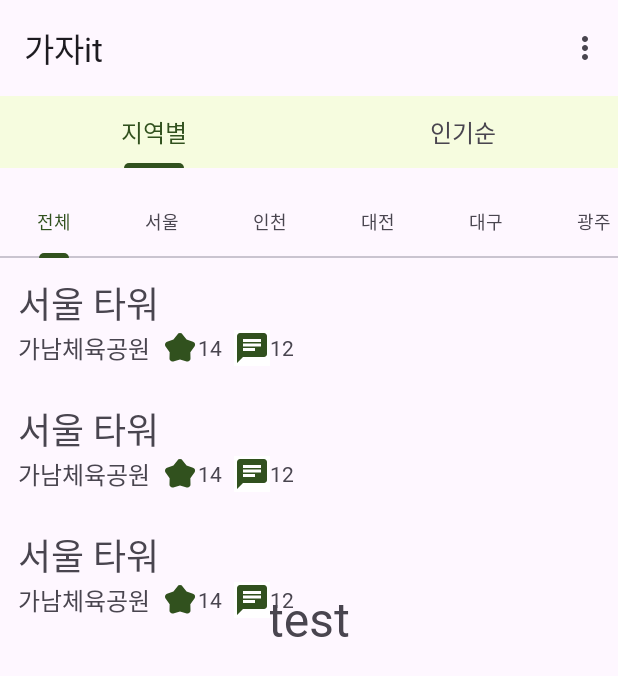
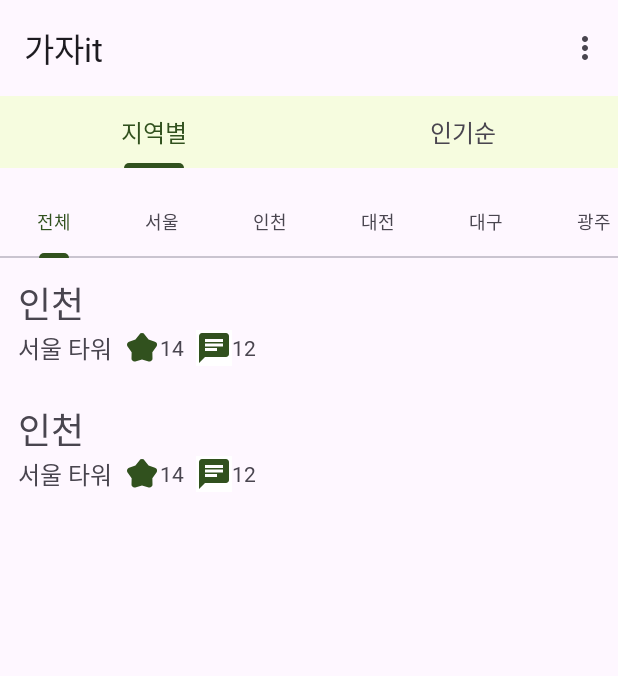
Before and after one commit to LeaveIt-2024Project/LeaveIt_AOS, an Android app: the screen it shows after launch (SelectRegionView), after a tap on "서울 타워", on a phone screen of 412 x 824 dp. Shown: the top 676 px of the screen. Run offline under Robolectric (Android 15) with nearby library versions, the phone set to English and light mode, and no system bars; our stand-ins replace Dagger/Hilt's generated code, data binding; pictures from the network do not load.

Commit message:
[DELETE] 이전 커밋에서 구현한 기능들 삭제

```diff
--- a/app/src/main/java/com/example/leaveit/data/model/PlaceDataModel.kt
+++ b/app/src/main/java/com/example/leaveit/data/model/PlaceDataModel.kt
@@ -7,7 +7,7 @@ import kotlinx.coroutines.Deferred
 
 data class PlaceDataModel(
     val addr1 : String,
-    val areacode : String,
+    val areacode : Int,
     val cat1 : String,
     val cat2 : String,
     val cat3 : String,
--- a/app/src/main/java/com/example/leaveit/data/placeview/PlaceViewDataSourceInterface.kt
+++ b/app/src/main/java/com/example/leaveit/data/placeview/PlaceViewDataSourceInterface.kt
@@ -1,9 +1,7 @@
 package com.example.leaveit.data.placeview
-
-import com.example.leaveit.data.model.PlaceViewDataModelList
 
 
 interface PlaceViewDataSourceInterface {
+    // 관광지 데이터소스 인터페이스 정의
 
-    suspend fun getPlaceView(contentTypedId : String, areaCode : String): PlaceViewDataModelList
 }
--- a/app/src/main/java/com/example/leaveit/data/placeview/PlaceViewRepositoryImpl.kt
+++ b/app/src/main/java/com/example/leaveit/data/placeview/PlaceViewRepositoryImpl.kt
@@ -1,40 +1,10 @@
 package com.example.leaveit.data.placeview
 
-import com.example.leaveit.data.model.PlaceViewDataModelList
-import com.example.leaveit.domain.model.PlaceDomainListModel
 import com.example.leaveit.domain.usecase.GetPlaceRepositoryInterface
-import kotlinx.coroutines.Deferred
-import kotlinx.coroutines.Dispatchers
-import kotlinx.coroutines.async
-import kotlinx.coroutines.runBlocking
 import javax.inject.Inject
 
 
 class PlaceViewRepositoryImpl @Inject constructor() : GetPlaceRepositoryInterface {
-    @Inject
-    lateinit var bindPlaceViewDataSourceImpl: PlaceViewDataSourceInterface
-
-
-    override suspend fun getPlaceRepository(
-        contentTypedId: String,
-        areaCode: String
-    ): PlaceDomainListModel = runBlocking {
-
-        //PlaceViewDataSoureImpl에서 데이터 받아오기
-        val temp: Deferred<PlaceViewDataModelList> = async(Dispatchers.IO) {
-            val response = bindPlaceViewDataSourceImpl.getPlaceView(
-                contentTypedId = contentTypedId,
-                areaCode = areaCode
-            )
-
-            return@async response
-        }
-
-        // 요청한 데이터 받아올때까지 await()함수로 기다리는 비동기 처리
-        val result = temp.await().toDomain(temp)
-
-        // 요청한 값 반환
-        return@runBlocking result
-    }
+ // 관광지 레포지 인터페이스 구현 뷰
 
 }
--- a/app/src/main/java/com/example/leaveit/domain/model/PlaceDomainModel.kt
+++ b/app/src/main/java/com/example/leaveit/domain/model/PlaceDomainModel.kt
@@ -7,7 +7,7 @@ import kotlinx.coroutines.Deferred
 
 data class PlaceDomainModel(
     val addr : String,
-    val areacode : String,
+    val areacode : Int,
     val cat1 : String,
     val cat2 : String,
     val cat3 : String,
@@ -29,8 +29,10 @@ data class PlaceDomainListModel(
         val result = temp.await().placeDomainEntity.map {entity ->
             SelectRegionModel(
                 contentId = entity.contentId,
+                contentTypeId = entity.contenttypeid,
                 title = entity.title,
-                image= entity.image
+                image= entity.image,
+                areaCode = entity.areacode
             )
         }
 
--- a/app/src/main/java/com/example/leaveit/domain/usecase/GetPlaceRepositoryInterface.kt
+++ b/app/src/main/java/com/example/leaveit/domain/usecase/GetPlaceRepositoryInterface.kt
@@ -1,7 +1,5 @@
 package com.example.leaveit.domain.usecase
 
-import com.example.leaveit.domain.model.PlaceDomainListModel
-
 interface GetPlaceRepositoryInterface {
-    suspend fun getPlaceRepository(contentTypedId : String, areaCode : String) : PlaceDomainListModel
+    //관광지 레포지 인터페이스
 }
--- a/app/src/main/java/com/example/leaveit/domain/usecase/GetPlaceUseCase.kt
+++ b/app/src/main/java/com/example/leaveit/domain/usecase/GetPlaceUseCase.kt
@@ -1,38 +1,22 @@
 package com.example.leaveit.domain.usecase
 
-import com.example.leaveit.domain.model.PlaceDomainListModel
 import com.example.leaveit.presentation.placeview.selectregionview.data.SelectRegionModelList
-import kotlinx.coroutines.Deferred
-import kotlinx.coroutines.Dispatchers
-import kotlinx.coroutines.async
-import kotlinx.coroutines.runBlocking
 import javax.inject.Inject
 
 class GetPlaceUseCase @Inject constructor() : GetPlaceUseCaseInterface {
 
-    @Inject
-    lateinit var bindPlaceRepository: GetPlaceRepositoryInterface
+    // 관굉지 정보 호출 유스케이스 정의
 
-    override suspend fun getPlaceUseCase(
+    override suspend fun getSortByRegionUseCase(
         contentTypedId: String,
         areaCode: String
-    ): SelectRegionModelList = runBlocking {
-
-        // PlaceViewRepositoryImpl에서 데이터 받아오기
-        val temp: Deferred<PlaceDomainListModel> = async(Dispatchers.IO) {
-            val response = bindPlaceRepository.getPlaceRepository(
-                contentTypedId = contentTypedId,
-                areaCode = areaCode
-            )
-
-            return@async response
-        }
-
-        val result = temp.await().toPlaceModel(temp)
-
-        return@runBlocking result
+    ): SelectRegionModelList {
+        TODO("Not yet implemented")
     }
 
+    override suspend fun getAllPlaceUseCase(contentTypedId: String): SelectRegionModelList {
+        TODO("Not yet implemented")
+    }
 
     companion object {
         val TAG = "GetPlaceUseCase"
--- a/app/src/main/java/com/example/leaveit/domain/usecase/GetPlaceUseCaseInterface.kt
+++ b/app/src/main/java/com/example/leaveit/domain/usecase/GetPlaceUseCaseInterface.kt
@@ -3,6 +3,8 @@ package com.example.leaveit.domain.usecase
 import com.example.leaveit.presentation.placeview.selectregionview.data.SelectRegionModelList
 
 interface GetPlaceUseCaseInterface {
-    suspend fun getPlaceUseCase(contentTypedId : String, areaCode : String) : SelectRegionModelList
+    suspend fun getSortByRegionUseCase(contentTypedId : String, areaCode : String) : SelectRegionModelList
+
+    suspend fun getAllPlaceUseCase(contentTypedId : String) : SelectRegionModelList
 
 }
--- a/app/src/main/java/com/example/leaveit/presentation/placeview/selectregionview/SelectRegionRecyclerAdapter.kt
+++ b/app/src/main/java/com/example/leaveit/presentation/placeview/selectregionview/SelectRegionRecyclerAdapter.kt
@@ -36,8 +36,9 @@ class SelectRegionRecyclerAdapter : ListAdapter<SelectRegionModel, SelectRegionR
     inner class SelectRegionRecyclerViewRecyclerViewHolder(private val binding: ItemSortRecyclerviewBinding) :
         RecyclerView.ViewHolder(binding.root) {
         fun bind(model: SelectRegionModel) {
+            binding.placeRegionText.text = sortRegionText(model.areaCode)
 
-            binding.contentNameTextView.text = model.title
+            binding.placeTitleText.text = model.title
 
             Glide.with(binding.root)
                 .load(model.image)
@@ -67,8 +68,35 @@ class SelectRegionRecyclerAdapter : ListAdapter<SelectRegionModel, SelectRegionR
             ): Boolean {
                 return oldItem == newItem
             }
+        }
+    }
 
 
+    //가져온 리스트의 areaCode를 텍스트로 변환
+    fun sortRegionText(number: Int) : String{
+        var result : String = ""
+        when(number){
+            1 -> result = "서울"
+            2 -> result = "인천"
+            3 -> result = "대전"
+            4 -> result = "대구"
+            5 -> result = "광주"
+            6 -> result = "부산"
+            7 -> result = "울산"
+            8 -> result = "세종"
+            31 -> result = "경기도"
+            32 -> result = "강원도"
+            33 -> result = "충북"
+            34 -> result = "충남"
+            35 -> result = "경북"
+            36 -> result = "경남"
+            37 -> result = "전북"
+            38 -> result = "전남"
+            39 -> result = "제주"
+            else -> result = "정보없음"
         }
+
+
+        return result
     }
 }
--- a/app/src/main/java/com/example/leaveit/presentation/placeview/selectregionview/SelectRegionView.kt
+++ b/app/src/main/java/com/example/leaveit/presentation/placeview/selectregionview/SelectRegionView.kt
@@ -5,7 +5,6 @@ import android.util.Log
 import androidx.activity.viewModels
 import androidx.appcompat.app.AppCompatActivity
 import androidx.fragment.app.Fragment
-import androidx.lifecycle.Observer
 import com.example.leaveit.BuildConfig
 import com.example.leaveit.R
 import com.example.leaveit.databinding.ActivitySelectregionviewBinding
@@ -32,13 +31,10 @@ class SelectRegionView : AppCompatActivity() {
         }
 
         // contentId 가져오기
-        val test = intent.getIntExtra("data",0)
+        //val test = intent.getIntExtra("data",0)
 
-        viewModel.getPlaceInfo("12","31")
+
         Log.d(TAG,"TEST : ${BuildConfig.TOUR_API_KEY}")
-        viewModel.places.observe(this, Observer {
-            binding.testText.text = it[0].title
-        })
 
         binding.topTabLayout.addOnTabSelectedListener(object : TabLayout.OnTabSelectedListener {
 
--- a/app/src/main/java/com/example/leaveit/presentation/placeview/selectregionview/SelectRegionViewModel.kt
+++ b/app/src/main/java/com/example/leaveit/presentation/placeview/selectregionview/SelectRegionViewModel.kt
@@ -1,16 +1,9 @@
 package com.example.leaveit.presentation.placeview.selectregionview
 
-import android.util.Log
-import androidx.lifecycle.LiveData
-import androidx.lifecycle.MutableLiveData
 import androidx.lifecycle.ViewModel
 import com.example.leaveit.domain.usecase.GetPlaceUseCase
 import com.example.leaveit.domain.usecase.GetPlaceUseCaseInterface
-import com.example.leaveit.presentation.placeview.selectregionview.data.SelectRegionModel
 import dagger.hilt.android.lifecycle.HiltViewModel
-import kotlinx.coroutines.Dispatchers
-import kotlinx.coroutines.launch
-import kotlinx.coroutines.runBlocking
 import javax.inject.Inject
 
 @HiltViewModel
@@ -23,27 +16,8 @@ class SelectRegionViewModel @Inject constructor(
     @Inject
     lateinit var bindGetPlaceUseCaseImpl: GetPlaceUseCaseInterface
 
-    private val _places = MutableLiveData<List<SelectRegionModel>>()
-    val places: LiveData<List<SelectRegionModel>> = _places
 
-    fun getPlaceInfo(
-        contentTypedId: String,
-        areaCode: String
-    )  = runBlocking(Dispatchers.IO){
-        launch {
-            try{
-                val response  = getFeedUseCase.getPlaceUseCase(
-                    contentTypedId = contentTypedId,
-                    areaCode = areaCode)
 
-                //UI 스레드에 갱신이 되어야 하기 때문에 liveadata에 값을 등록하려면
-                // postValue()로 등록하기
-                _places.postValue(response.listToEntity(response))
-            }catch (e : Exception){
-                 Log.e(TAG,e.message.toString())
-            }
-        }
-    }
 
     companion object {
         val TAG = "SelectRegionViewModel"
--- a/app/src/main/java/com/example/leaveit/presentation/placeview/selectregionview/SortRegionFragment.kt
+++ b/app/src/main/java/com/example/leaveit/presentation/placeview/selectregionview/SortRegionFragment.kt
@@ -6,14 +6,18 @@ import android.view.LayoutInflater
 import android.view.View
 import android.view.ViewGroup
 import androidx.fragment.app.Fragment
+import androidx.fragment.app.viewModels
 import androidx.recyclerview.widget.LinearLayoutManager
 import com.example.leaveit.databinding.FragmentSortregionBinding
 import com.example.leaveit.presentation.placeview.selectregionview.data.SelectRegionModel
 import com.google.android.material.tabs.TabLayout
+import dagger.hilt.android.AndroidEntryPoint
 
+@AndroidEntryPoint
 class SortRegionFragment : Fragment() {
     private lateinit var binding : FragmentSortregionBinding
     private lateinit var adapter: SelectRegionRecyclerAdapter
+    private val viewModel : SelectRegionViewModel by viewModels()
 
     override fun onCreateView(
         inflater: LayoutInflater,
@@ -21,10 +25,13 @@ class SortRegionFragment : Fragment() {
         savedInstanceState: Bundle?
     ): View? {
         binding = FragmentSortregionBinding.inflate(layoutInflater)
+
         initAdapter()
         handleTabLayout()
+
         return binding.root
     }
+
 
     private fun initAdapter(){
 
@@ -32,30 +39,22 @@ class SortRegionFragment : Fragment() {
         binding.sortRecyclerView.layoutManager = LinearLayoutManager(context,
             LinearLayoutManager.VERTICAL, false)
 
-        val initdata = listOf(
-            SelectRegionModel(contentId = "1" , title =  "서울 타워","http://tong.visitkorea.or.kr/cms/resource/71/2777971_image2_1.jpg"),
-            SelectRegionModel(contentId = "1" , title =  "서울 타워","http://tong.visitkorea.or.kr/cms/resource/71/2777971_image2_1.jpg"),
-            SelectRegionModel(contentId = "1" , title =  "서울 타워","http://tong.visitkorea.or.kr/cms/resource/71/2777971_image2_1.jpg")
+        val testData = listOf(
+            SelectRegionModel(contentId = "1" , title =  "서울 타워", contentTypeId = "1", areaCode = 2,image = "http://tong.visitkorea.or.kr/cms/resource/71/2777971_image2_1.jpg"),
+            SelectRegionModel(contentId = "1" , title =  "서울 타워", contentTypeId = "1",areaCode = 2,image = "http://tong.visitkorea.or.kr/cms/resource/71/2777971_image2_1.jpg"),
         )
+
         adapter = SelectRegionRecyclerAdapter()
-        adapter.submitList(initdata)
+        adapter.submitList(testData)
         binding.sortRecyclerView.adapter = adapter
     }
 
     private fun handleTabLayout(){
+        val testData = listOf(
+            SelectRegionModel(contentId = "1" , title =  "서울 타워", contentTypeId = "1", areaCode = 2,image = "http://tong.visitkorea.or.kr/cms/resource/71/2777971_image2_1.jpg"),
+            SelectRegionModel(contentId = "1" , title =  "서울 타워", contentTypeId = "1",areaCode = 2,image = "http://tong.visitkorea.or.kr/cms/resource/71/2777971_image2_1.jpg"),
+        )
         binding.TabLayout.addOnTabSelectedListener(object : TabLayout.OnTabSelectedListener {
-
-            val initdata1 = listOf(
-                SelectRegionModel(contentId = "1" , title =  "서울 타워","http://tong.visitkorea.or.kr/cms/resource/71/2777971_image2_1.jpg"),
-                SelectRegionModel(contentId = "1" , title =  "서울 타워","http://tong.visitkorea.or.kr/cms/resource/71/2777971_image2_1.jpg"),
-                SelectRegionModel(contentId = "1" , title =  "서울 타워","http://tong.visitkorea.or.kr/cms/resource/71/2777971_image2_1.jpg")
-            )
-
-            val initdata2 = listOf(
-                SelectRegionModel(contentId = "1" , title =  "가나아트파크","http://tong.visitkorea.or.kr/cms/resource/46/2010746_image2_1.jpg"),
-                SelectRegionModel(contentId = "1" , title =  "가나아트파크","http://tong.visitkorea.or.kr/cms/resource/46/2010746_image2_1.jpg"),
-                SelectRegionModel(contentId = "1" , title =  "가나아트파크","http://tong.visitkorea.or.kr/cms/resource/46/2010746_image2_1.jpg")
-            )
 
             override fun onTabSelected(tab: TabLayout.Tab?) {
                 val position = tab?.position // 현재 클릭한 탭의 포지션 가져오기
@@ -63,37 +62,37 @@ class SortRegionFragment : Fragment() {
                 when(position){ // 포지션 별 분기
                     0 -> {
                         Log.d(TAG,"${position} 위치")
-                        adapter.submitList(initdata1)}
+                        adapter.submitList(testData)}
                     1 -> {
                         Log.d(TAG,"${position} 위치")
-                        adapter.submitList(initdata2)}
+                        adapter.submitList(testData)}
                     2 -> {
                         Log.d(TAG,"${position} 위치")
-                        adapter.submitList(initdata1)}
+                        adapter.submitList(testData)}
                     3 -> {
                         Log.d(TAG,"${position} 위치")
-                        adapter.submitList(initdata2)}
+                        adapter.submitList(testData)}
                     4 -> {
                         Log.d(TAG,"${position} 위치")
-                        adapter.submitList(initdata1)}
+                        adapter.submitList(testData)}
                     5 -> {
                         Log.d(TAG,"${position} 위치")
-                        adapter.submitList(initdata2)}
+                        adapter.submitList(testData)}
                     6 -> {
                         Log.d(TAG,"${position} 위치")
-                        adapter.submitList(initdata1)}
+                        adapter.submitList(testData)}
                     7 -> {
                         Log.d(TAG,"${position} 위치")
-                        adapter.submitList(initdata2)}
+                        adapter.submitList(testData)}
                     8 -> {
                         Log.d(TAG,"${position} 위치")
-                        adapter.submitList(initdata1)}
+                        adapter.submitList(testData)}
                     9 -> {
                         Log.d(TAG,"${position} 위치")
-                        adapter.submitList(initdata2)}
+                        adapter.submitList(testData)}
                     10 -> {
                         Log.d(TAG,"${position} 위치")
-                        adapter.submitList(initdata1)}
+                        adapter.submitList(testData)}
                 }
 
                 Log.d(SelectRegionView.TAG,"${position}이 선택되었습니다")
--- a/app/src/main/java/com/example/leaveit/presentation/placeview/selectregionview/data/SelectRegionModel.kt
+++ b/app/src/main/java/com/example/leaveit/presentation/placeview/selectregionview/data/SelectRegionModel.kt
@@ -2,8 +2,10 @@ package com.example.leaveit.presentation.placeview.selectregionview.data
 
 data class SelectRegionModel(
     val contentId : String,
+    val contentTypeId : String,
     val title : String,
-    val image : String
+    val image : String,
+    val areaCode : Int
 )
 
 data class SelectRegionModelList(
--- a/app/src/main/java/com/example/leaveit/presentation/placeview/showplaceview/ShowPlaceViewModel.kt
+++ b/app/src/main/java/com/example/leaveit/presentation/placeview/showplaceview/ShowPlaceViewModel.kt
@@ -24,9 +24,8 @@ class ShowPlaceViewModel : ViewModel() {
     fun testGetValue(){
 
         val initdata = listOf(
-            SelectRegionModel(contentId = "1" , title =  "서울 타워","http://tong.visitkorea.or.kr/cms/resource/71/2777971_image2_1.jpg"),
-            SelectRegionModel(contentId = "1" , title =  "서울 타워","http://tong.visitkorea.or.kr/cms/resource/71/2777971_image2_1.jpg"),
-            SelectRegionModel(contentId = "1" , title =  "서울 타워","http://tong.visitkorea.or.kr/cms/resource/71/2777971_image2_1.jpg")
+            SelectRegionModel(contentId = "1" , title =  "서울 타워", contentTypeId = "1",areaCode = 2,image = "http://tong.visitkorea.or.kr/cms/resource/71/2777971_image2_1.jpg"),
+            SelectRegionModel(contentId = "1" , title =  "서울 타워", contentTypeId = "1",areaCode = 2,image = "http://tong.visitkorea.or.kr/cms/resource/71/2777971_image2_1.jpg"),
         )
 
         _tourAttractionData.apply {
--- a/app/src/main/java/com/example/leaveit/remote/entity/PlaceEntity.kt
+++ b/app/src/main/java/com/example/leaveit/remote/entity/PlaceEntity.kt
@@ -35,7 +35,7 @@ data class body(
             try {
                 PlaceDataModel(
                     addr1 = entity.addr1 ?: "알 수 없음",
-                    areacode = entity.areacode ?: "알 수 없음",
+                    areacode = entity.areacode ?: 0,
                     cat1 = entity.cat1 ?: "N/A",
                     cat2 = entity.cat2 ?: "N/A",
                     cat3 = entity.cat3 ?: "N/A",
@@ -72,7 +72,7 @@ data class PlaceEntityList(
             try {
                 PlaceDataModel(
                     addr1 = entity.addr1 ?: "알 수 없음",
-                    areacode = entity.areacode ?: "알 수 없음",
+                    areacode = entity.areacode ?: 0,
                     cat1 = entity.cat1 ?: "N/A",
                     cat2 = entity.cat2 ?: "N/A",
                     cat3 = entity.cat3 ?: "N/A",
@@ -101,7 +101,7 @@ data class PlaceEntitiy(
 
     @SerializedName("addr1") val addr1: String,
     @SerializedName("addr2") val addr2: String?,
-    @SerializedName("areacode") val areacode: String,
+    @SerializedName("areacode") val areacode: Int,
     @SerializedName("booktour") val booktour: String,
     @SerializedName("cat1") val cat1: String,
     @SerializedName("cat2") val cat2: String,
--- a/app/src/main/java/com/example/leaveit/remote/placeview/PlaceViewDataSourceImpl.kt
+++ b/app/src/main/java/com/example/leaveit/remote/placeview/PlaceViewDataSourceImpl.kt
@@ -1,55 +1,12 @@
 package com.example.leaveit.remote.placeview
 
-import android.util.Log
-import com.example.leaveit.BuildConfig
-import com.example.leaveit.data.model.PlaceViewDataModelList
 import com.example.leaveit.data.placeview.PlaceViewDataSourceInterface
-import com.example.leaveit.remote.api.RetrofitService
-import com.example.leaveit.remote.entity.firstResponse
-import kotlinx.coroutines.Deferred
-import kotlinx.coroutines.Dispatchers
-import kotlinx.coroutines.async
-import kotlinx.coroutines.runBlocking
 import javax.inject.Inject
 
 class PlaceViewDataSourceImpl @Inject constructor() : PlaceViewDataSourceInterface {
 
-    @Inject
-    lateinit var service: RetrofitService
+    //관광지 정보 호출 데이터소스 인터페이스 구현체
 
-    override suspend fun getPlaceView(contentTypedId : String, areaCode : String): PlaceViewDataModelList = runBlocking {
-
-        try {
-            //데이터 받아오기
-            val temp : Deferred<firstResponse> = async(Dispatchers.IO) {
-                val response = service.retrofitService.getSortRegionItemFlow(
-                    "AND",
-                    "LeaveIt",
-                    BuildConfig.TOUR_API_KEY,
-                    contentTypedId = contentTypedId,
-                    areaCode = areaCode
-                )
-
-                return@async response
-            }
-
-            //서버 응답 전체를 받아옴
-            val response = temp.await().response
-
-            // 응답 상태 확인
-            // 응답문이 없거나 결과코드가 0000(정상코드)가 아닌경우 Exception 던짐
-            if (response == null || response.header.resultCode != "0000") {
-                Log.e(TAG, "API 호출 실패: ${response.header.resultMsg}")
-                throw Exception("API 호출 실패: ${response.header.resultMsg}")
-            }
-
-             //Data Layer의 모델로 변경 후 반환
-            return@runBlocking response.body.placeEntityList.toData(response)
-        }catch (e : Exception){
-            Log.e(TAG,"에러 발생 : ${e.message.toString()}")
-            throw e
-        }
-    }
 
     companion object{
         val TAG = "PlaceViewDataSourceImpl"
--- a/app/src/main/res/layout/activity_selectregionview.xml
+++ b/app/src/main/res/layout/activity_selectregionview.xml
@@ -12,17 +12,6 @@
     <androidx.constraintlayout.widget.ConstraintLayout
         android:layout_width="match_parent"
         android:layout_height="match_parent">
-
-        <TextView
-            android:id="@+id/testText"
-            android:layout_width="wrap_content"
-            android:layout_height="wrap_content"
-            android:text="test"
-            android:textSize="32dp"
-            app:layout_constraintBottom_toBottomOf="parent"
-            app:layout_constraintEnd_toEndOf="parent"
-            app:layout_constraintStart_toStartOf="parent"
-            app:layout_constraintTop_toTopOf="parent" />
 
         <com.google.android.material.appbar.AppBarLayout
             android:id="@+id/appbarlayout"
--- a/app/src/main/res/layout/item_sort_recyclerview.xml
+++ b/app/src/main/res/layout/item_sort_recyclerview.xml
@@ -9,14 +9,14 @@
         android:id="@+id/imageView"
         android:layout_width="match_parent"
         android:layout_height="wrap_content"
-        app:layout_constraintBottom_toTopOf="@id/contentNameTextView"
+        app:layout_constraintBottom_toTopOf="@id/placeRegionText"
         app:layout_constraintEnd_toEndOf="parent"
         app:layout_constraintStart_toStartOf="parent"
         app:layout_constraintTop_toTopOf="parent"
         app:layout_constraintVertical_weight="0.8" />
 
     <TextView
-        android:id="@+id/contentNameTextView"
+        android:id="@+id/placeRegionText"
         android:layout_width="match_parent"
         android:layout_height="wrap_content"
         android:text="서울"
@@ -36,10 +36,11 @@
         app:layout_constraintBottom_toBottomOf="parent"
         app:layout_constraintEnd_toEndOf="parent"
         app:layout_constraintStart_toStartOf="parent"
-        app:layout_constraintTop_toBottomOf="@id/contentNameTextView"
+        app:layout_constraintTop_toBottomOf="@id/placeRegionText"
         app:layout_constraintVertical_weight="0.1">
 
         <TextView
+            android:id="@+id/placeTitleText"
             android:layout_width="wrap_content"
             android:layout_height="wrap_content"
             android:layout_marginEnd="8dp"
```
Also changed, not shown: app/src/main/java/com/example/leaveit/presentation/placeview/selectregionview/SortPopularityFragment.kt (+10 -44 lines), app/src/main/java/com/example/leaveit/remote/api/place/PlaceApi.kt (+13 -3 lines).
